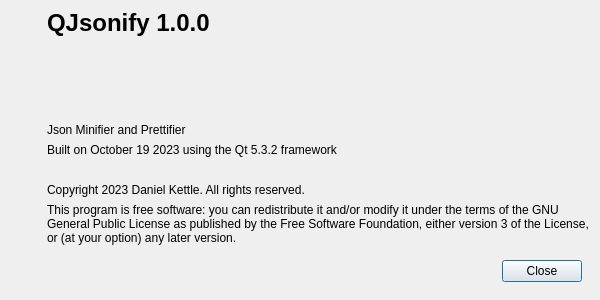
Before: the Qt Designer form about.ui in NucleaPeon/QJsonify, drawn with Qt 5.
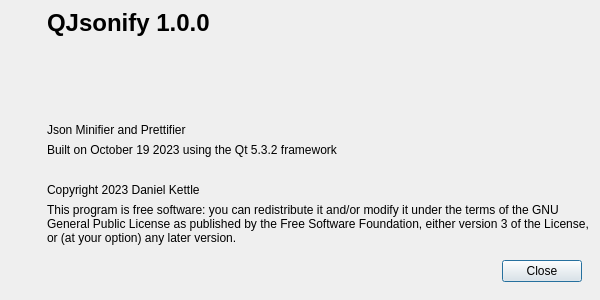
After: the same form once the commit is applied. Icons and pictures are not drawn.

```diff
--- a/about.ui
+++ b/about.ui
@@ -133,7 +133,7 @@
         <item>
          <widget class="QLabel" name="label_5">
           <property name="text">
-           <string>Copyright 2023 Daniel Kettle. All rights reserved.</string>
+           <string>Copyright 2023 Daniel Kettle &lt;initial.dann@gmail.com&gt;</string>
           </property>
          </widget>
         </item>
```
Left out of the diff: 2 changed lines with no effect on the pictures.
